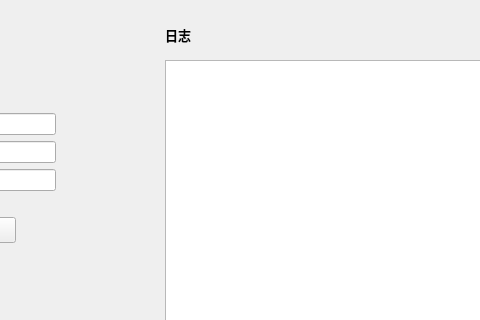
Above: ui/ap_remote_monitor.ui from 7fen/ap_remote_monitor before the change; both pictures show x 295 to 775 and y 0 to 320 of the 955 by 650 pixel window. Below: the same form after it.
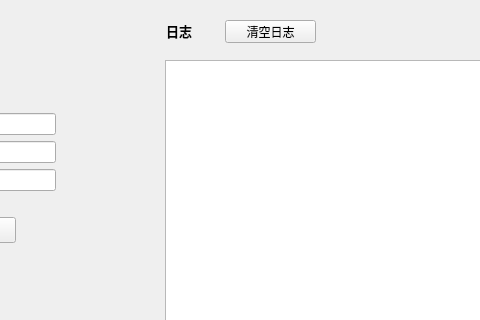
That is the form after the change.

Commit message: 1. Add window minimized button 2. Forbid to adjust the window size 3. Add a button to clear the log

```diff
--- a/ui/ap_remote_monitor.ui
+++ b/ui/ap_remote_monitor.ui
@@ -50,19 +50,6 @@
      </rect>
     </property>
    </widget>
-   <widget class="QLabel" name="label_6">
-    <property name="geometry">
-     <rect>
-      <x>460</x>
-      <y>20</y>
-      <width>81</width>
-      <height>31</height>
-     </rect>
-    </property>
-    <property name="text">
-     <string>&lt;html&gt;&lt;head/&gt;&lt;body&gt;&lt;p&gt;&lt;span style=&quot; font-size:10pt; font-weight:600;&quot;&gt;日志&lt;/span&gt;&lt;/p&gt;&lt;/body&gt;&lt;/html&gt;</string>
-    </property>
-   </widget>
    <widget class="QWidget" name="layoutWidget">
     <property name="geometry">
      <rect>
@@ -177,6 +164,32 @@
      <string>提取报文</string>
     </property>
    </widget>
+   <widget class="QPushButton" name="pushButton_clr_log">
+    <property name="geometry">
+     <rect>
+      <x>520</x>
+      <y>20</y>
+      <width>91</width>
+      <height>23</height>
+     </rect>
+    </property>
+    <property name="text">
+     <string>清空日志</string>
+    </property>
+   </widget>
+   <widget class="QLabel" name="label_6">
+    <property name="geometry">
+     <rect>
+      <x>461</x>
+      <y>21</y>
+      <width>51</width>
+      <height>21</height>
+     </rect>
+    </property>
+    <property name="text">
+     <string>&lt;html&gt;&lt;head/&gt;&lt;body&gt;&lt;p&gt;&lt;span style=&quot; font-size:10pt; font-weight:600;&quot;&gt;日志&lt;/span&gt;&lt;/p&gt;&lt;/body&gt;&lt;/html&gt;</string>
+    </property>
+   </widget>
   </widget>
   <widget class="QMenuBar" name="menubar">
    <property name="geometry">
```
The commit also changes 2 other files.
